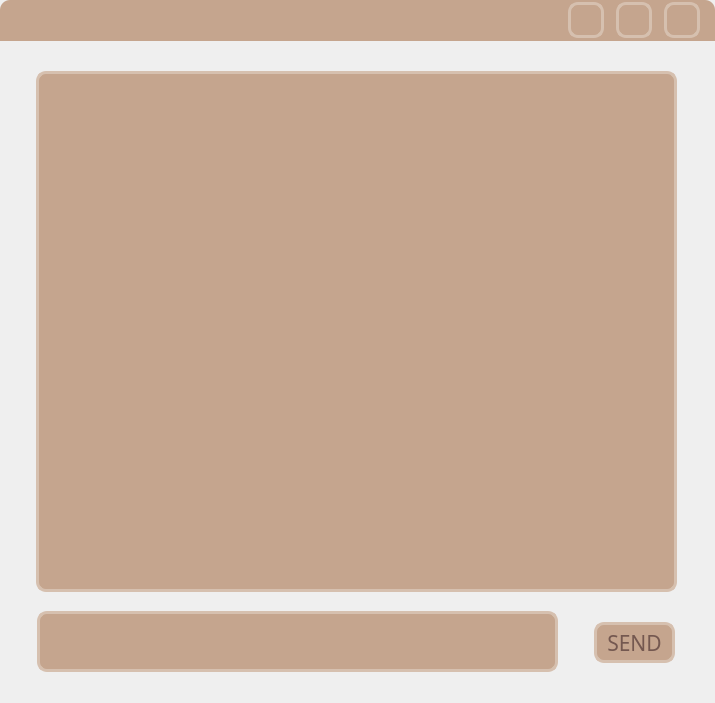
Above: ClientApp/chatwidget.ui from hyeonjeong1234/qt-chat-project before the change. Below: the same form after it.
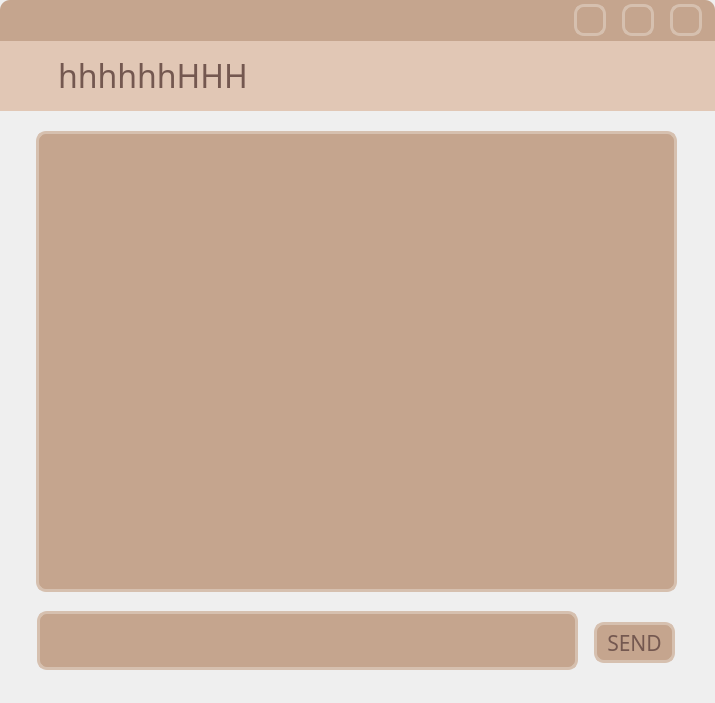
That is the form after the change.

```diff
--- a/ClientApp/chatwidget.ui
+++ b/ClientApp/chatwidget.ui
@@ -83,44 +83,13 @@
     <string>SEND</string>
    </property>
   </widget>
-  <widget class="QLineEdit" name="lineEdit">
-   <property name="geometry">
-    <rect>
-     <x>37</x>
-     <y>611</y>
-     <width>521</width>
-     <height>61</height>
-    </rect>
-   </property>
-   <property name="font">
-    <font>
-     <family>BM JUA_TTF</family>
-     <pointsize>14</pointsize>
-     <weight>75</weight>
-     <bold>true</bold>
-    </font>
-   </property>
-   <property name="styleSheet">
-    <string notr="true">color: rgb(116, 88, 80);
-border-style: solid;
-border-width: 3px;
-border-color: rgb(214, 192, 175);
-border-radius: 10;
-background-color: rgb(197, 165, 142);
-
-padding-left: 10px; padding-right: 10px;</string>
-   </property>
-   <property name="placeholderText">
-    <string/>
-   </property>
-  </widget>
   <widget class="QTextEdit" name="textEdit">
    <property name="geometry">
     <rect>
      <x>36</x>
-     <y>71</y>
+     <y>131</y>
      <width>641</width>
-     <height>521</height>
+     <height>461</height>
     </rect>
    </property>
    <property name="font">
@@ -146,10 +115,10 @@
   <widget class="QPushButton" name="pushButton_2">
    <property name="geometry">
     <rect>
-     <x>664</x>
-     <y>2</y>
-     <width>36</width>
-     <height>36</height>
+     <x>670</x>
+     <y>4</y>
+     <width>32</width>
+     <height>32</height>
     </rect>
    </property>
    <property name="font">
@@ -233,9 +202,9 @@
    <property name="geometry">
     <rect>
      <x>0</x>
-     <y>0</y>
+     <y>40</y>
      <width>715</width>
-     <height>41</height>
+     <height>71</height>
     </rect>
    </property>
    <property name="font">
@@ -247,17 +216,15 @@
     </font>
    </property>
    <property name="styleSheet">
-    <string notr="true">background-color: transparent;
-color: rgb(116, 88, 80);
-border-top-left-radius: 10px;
-border-top-right-radius: 10px;
-padding-left: 147px; padding-right: 187px;</string>
+    <string notr="true">background-color: rgb(225, 199, 181);
+color:rgb(116, 88, 80);
+padding-left: 50px; padding-right: 50px;</string>
    </property>
    <property name="text">
-    <string/>
+    <string>hhhhhhHHH</string>
    </property>
    <property name="alignment">
-    <set>Qt::AlignCenter</set>
+    <set>Qt::AlignLeading|Qt::AlignLeft|Qt::AlignVCenter</set>
    </property>
    <property name="margin">
     <number>0</number>
@@ -266,10 +233,10 @@
   <widget class="QPushButton" name="pushButton_4">
    <property name="geometry">
     <rect>
-     <x>616</x>
-     <y>2</y>
-     <width>36</width>
-     <height>36</height>
+     <x>622</x>
+     <y>4</y>
+     <width>32</width>
+     <height>32</height>
     </rect>
    </property>
    <property name="font">
@@ -325,10 +292,10 @@
   <widget class="QPushButton" name="pushButton_5">
    <property name="geometry">
     <rect>
-     <x>568</x>
-     <y>2</y>
-     <width>36</width>
-     <height>36</height>
+     <x>574</x>
+     <y>4</y>
+     <width>32</width>
+     <height>32</height>
     </rect>
    </property>
    <property name="font">
@@ -381,6 +348,44 @@
     <string/>
    </property>
   </widget>
+  <widget class="QTextEdit" name="textEdit_2">
+   <property name="geometry">
+    <rect>
+     <x>37</x>
+     <y>611</y>
+     <width>541</width>
+     <height>59</height>
+    </rect>
+   </property>
+   <property name="font">
+    <font>
+     <family>BM JUA_TTF</family>
+     <pointsize>18</pointsize>
+     <weight>50</weight>
+     <italic>false</italic>
+     <bold>false</bold>
+    </font>
+   </property>
+   <property name="styleSheet">
+    <string notr="true">color: rgb(116, 88, 80);
+font: 18pt &quot;BM JUA_TTF&quot;;
+border-style: solid;
+border-width: 3px;
+border-color:rgb(214, 192, 175);
+border-radius: 10;
+background-color: rgb(197, 165, 142);</string>
+   </property>
+   <property name="readOnly">
+    <bool>false</bool>
+   </property>
+   <property name="html">
+    <string>&lt;!DOCTYPE HTML PUBLIC &quot;-//W3C//DTD HTML 4.0//EN&quot; &quot;http://www.w3.org/TR/REC-html40/strict.dtd&quot;&gt;
+&lt;html&gt;&lt;head&gt;&lt;meta name=&quot;qrichtext&quot; content=&quot;1&quot; /&gt;&lt;style type=&quot;text/css&quot;&gt;
+p, li { white-space: pre-wrap; }
+&lt;/style&gt;&lt;/head&gt;&lt;body style=&quot; font-family:'BM JUA_TTF'; font-size:18pt; font-weight:400; font-style:normal;&quot;&gt;
+&lt;p style=&quot;-qt-paragraph-type:empty; margin-top:0px; margin-bottom:0px; margin-left:0px; margin-right:0px; -qt-block-indent:0; text-indent:0px;&quot;&gt;&lt;br /&gt;&lt;/p&gt;&lt;/body&gt;&lt;/html&gt;</string>
+   </property>
+  </widget>
   <zorder>label_2</zorder>
   <zorder>label</zorder>
   <zorder>pushButton</zorder>
```
Left out of the diff: 15 changed lines with no effect on the pictures.
